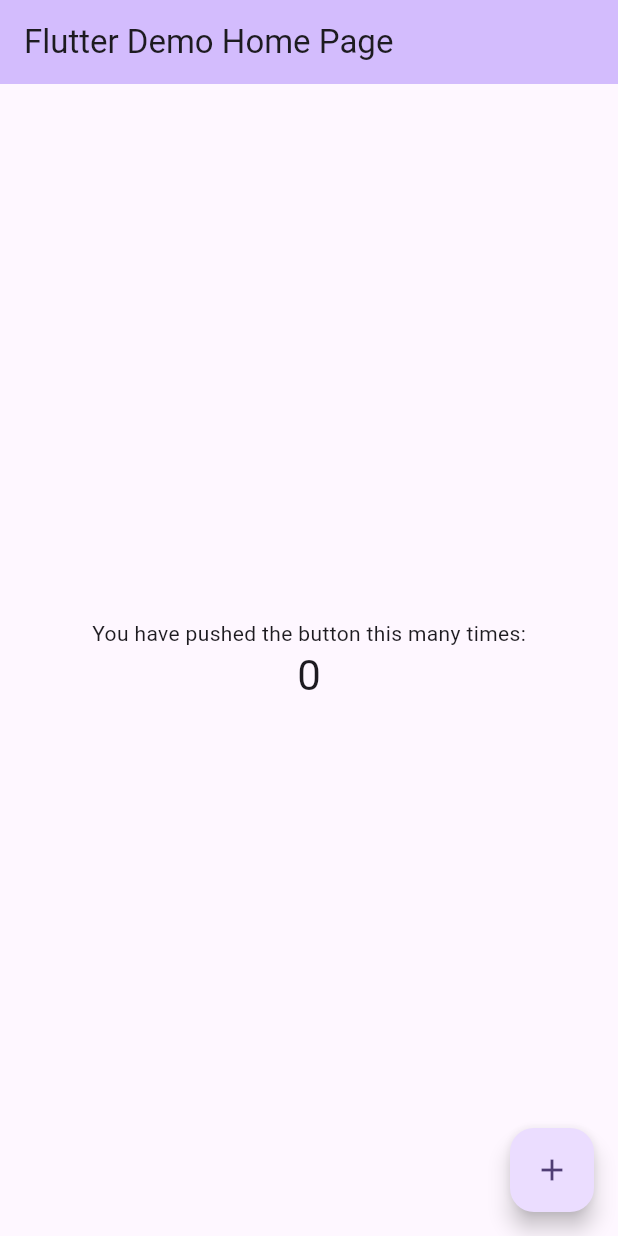
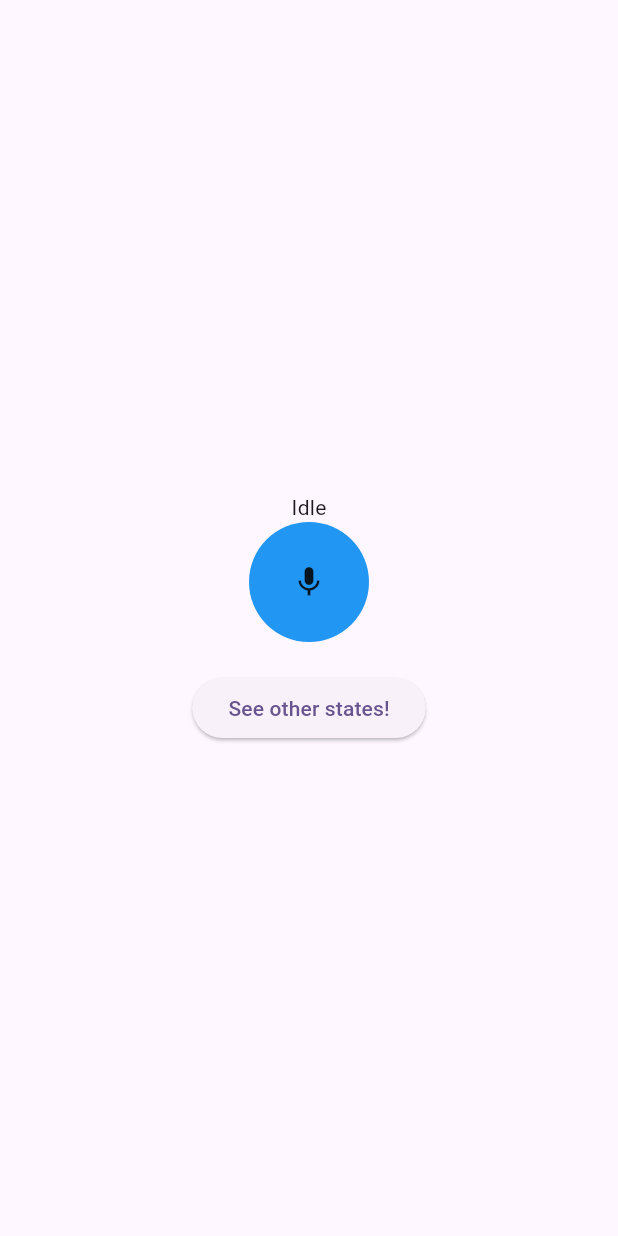
Before and after one commit to TamimAhmedDip/MedicineManagement, a Flutter app: the screen it shows after launch, on a phone screen of 412 x 824 dp. Run offline on Flutter 3.47's test engine with Material 3 defaults, Android fonts, the light colour scheme and no system bars; our stand-ins replace firebase_core; accounts and stored records are empty.

Commit message:
Handling screen states

```diff
--- a/MedicineManagement_Frontend/lib/main.dart
+++ b/MedicineManagement_Frontend/lib/main.dart
@@ -1,4 +1,5 @@
 import 'package:flutter/material.dart';
+import 'package:meds_manager/screens/home_screen.dart';
 import 'firebase_options.dart';
 import 'package:firebase_core/firebase_core.dart';
 
@@ -37,7 +38,7 @@ class MyApp extends StatelessWidget {
         // tested with just a hot reload.
         colorScheme: .fromSeed(seedColor: Colors.deepPurple),
       ),
-      home: const MyHomePage(title: 'Flutter Demo Home Page'),
+      home: const HomeScreen(),
     );
   }
 }
--- /dev/null
+++ b/MedicineManagement_Frontend/lib/models/recordings.dart
@@ -0,0 +1,35 @@
+class Recording {
+  final String id;
+  final String transcription;
+  final String aiSummary;
+  final DateTime date;
+  final String filePath;
+
+  Recording({
+    required this.id,
+    required this.transcription,
+    required this.aiSummary,
+    required this.date,
+    required this.filePath,
+  });
+
+  factory Recording.fromMap(Map<String, dynamic> map) {
+    return Recording(
+      id: map['id'],
+      transcription: map['transcription'],
+      aiSummary: map['aiSummary'],
+      date: DateTime.parse(map['date']),
+      filePath: map['filePath'],
+    );
+  }
+
+  Map<String, dynamic> toMap(Recording recording) {
+    return {
+      'id': id,
+      'transcription': transcription,
+      'aiSummary': aiSummary,
+      'date': date.toIso8601String(),
+      'filePath': filePath,
+    };
+  }
+}
--- /dev/null
+++ b/MedicineManagement_Frontend/lib/screens/home_screen.dart
@@ -0,0 +1,81 @@
+import 'package:flutter/material.dart';
+
+enum RecordingState { idle, recording, processing, success, error }
+
+class HomeScreen extends StatefulWidget {
+  const HomeScreen({super.key});
+
+  @override
+  State<HomeScreen> createState() => _HomeScreenState();
+}
+
+class _HomeScreenState extends State<HomeScreen> {
+  RecordingState _currentState = RecordingState.idle;
+  Widget _buildMicButton() {
+    return AnimatedContainer(
+      duration: Duration(milliseconds: 300),
+      width: _currentState == RecordingState.recording ? 120 : 80,
+      height: _currentState == RecordingState.recording ? 120 : 80,
+      decoration: BoxDecoration(
+        color: _currentState == RecordingState.recording
+            ? Colors.red
+            : Colors.blue,
+        shape: BoxShape.circle
+      ),
+      child: Icon(Icons.mic),
+    );
+  }
+
+  Widget _buildBody(RecordingState currentState) {
+    switch (currentState) {
+      case RecordingState.idle:
+        return Column(
+          children: [
+            Text('Idle'),
+            _buildMicButton(),
+          ],
+        );
+      case RecordingState.recording:
+        return Column(
+          children: [
+            Text('Recording'),
+            _buildMicButton(),
+          ],
+        );
+      case RecordingState.processing:
+        return Column(
+          children: [Text('Processing'), Icon(Icons.hourglass_bottom)],
+        );
+      case RecordingState.success:
+        return Column(children: [Text('Success'), Icon(Icons.check_circle)]);
+      case RecordingState.error:
+        return Column(children: [Text('Error'), Icon(Icons.error)]);
+    }
+  }
+
+  @override
+  Widget build(BuildContext context) {
+    return Scaffold(
+      body: Center(
+        child: Column(
+          mainAxisAlignment: MainAxisAlignment.center,
+          children: [
+            _buildBody(_currentState),
+            const SizedBox(height: 20),
+            ElevatedButton(
+              child: Text('See other states!'),
+              onPressed: () {
+                setState(() {
+                  int currentIndex = _currentState.index;
+                  int nextIndex =
+                      (currentIndex + 1) % RecordingState.values.length;
+                  _currentState = RecordingState.values[nextIndex];
+                });
+              },
+            ),
+          ],
+        ),
+      ),
+    );
+  }
+}
--- a/MedicineManagement_Frontend/pubspec.yaml
+++ b/MedicineManagement_Frontend/pubspec.yaml
@@ -35,6 +35,11 @@ dependencies:
   # Use with the CupertinoIcons class for iOS style icons.
   cupertino_icons: ^1.0.8
   firebase_core: ^4.10.0
+  record: ^7.1.0
+  http: ^1.6.0
+  path_provider: ^2.1.5
+  permission_handler: ^12.0.3
+  cloud_firestore: ^6.5.0
 
 dev_dependencies:
   flutter_test:
```
Also changed, not shown: MedicineManagement_Frontend/pubspec.lock, 5 other files.
